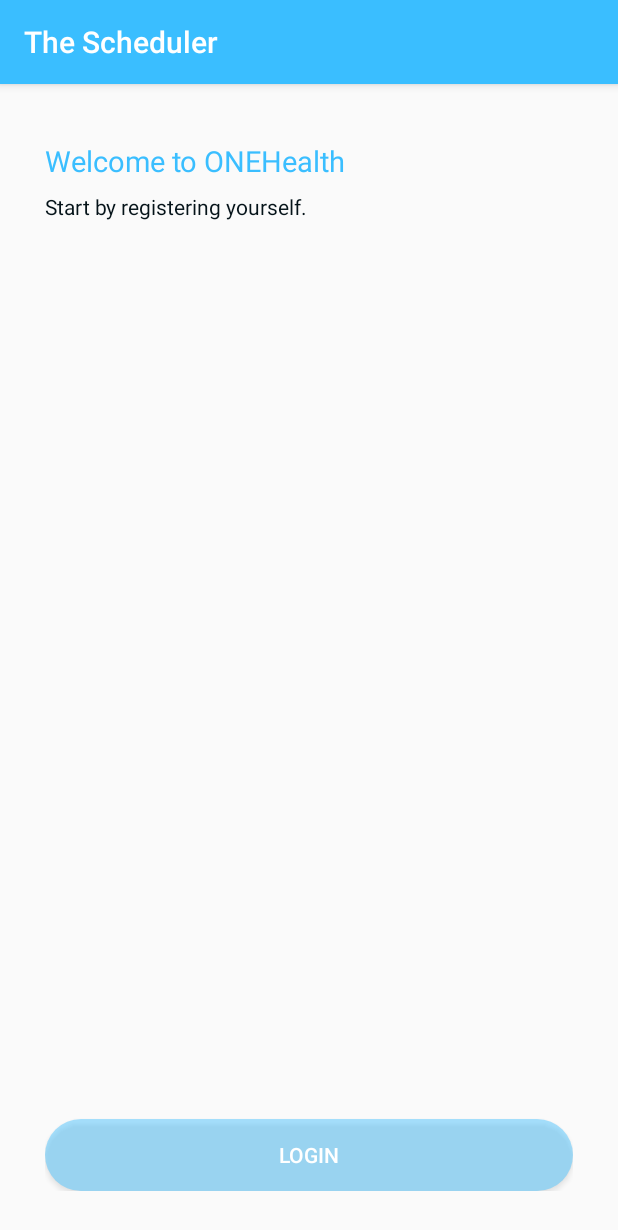
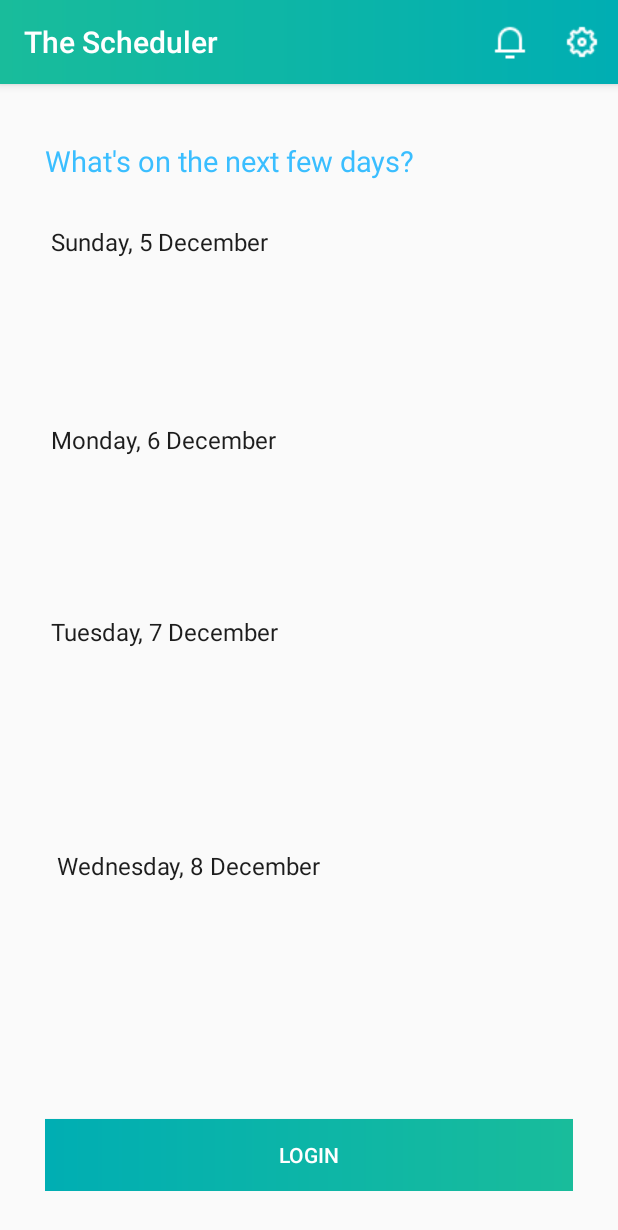
Before and after one commit to caleblipan/TheScheduler, an Android app: the screen it shows after launch (MainActivity), on a phone screen of 412 x 824 dp. Shown: the top 1230 px of the screen. Run offline under Robolectric (Android 15) with nearby library versions, the phone set to English and light mode, and no system bars.

Commit message:
Updated ActionBar with notification & settings icons

```diff
--- a/app/src/main/java/com/example/scheduler/myapplication/MainActivity.java
+++ b/app/src/main/java/com/example/scheduler/myapplication/MainActivity.java
@@ -2,35 +2,35 @@ package com.example.scheduler.myapplication;
 
 import android.content.Context;
 import android.content.Intent;
-import android.graphics.Typeface;
+import android.support.v7.app.ActionBar;
 import android.support.v7.app.AppCompatActivity;
 import android.os.Bundle;
-import android.text.SpannableString;
-import android.text.Spanned;
-import android.text.style.StyleSpan;
-import android.widget.TextView;
+import android.view.Menu;
+import android.view.MenuInflater;
 import android.view.View;
-import android.webkit.WebView;
-import android.webkit.WebViewClient;
 import android.widget.Button;
 import android.view.View.OnClickListener;
-import android.widget.AdapterView;
-import android.widget.ArrayAdapter;
-import android.widget.Spinner;
-import android.widget.Toast;
 
 public class MainActivity extends AppCompatActivity {
 	Button button;
-	TextView textView;
 
 	@Override
 	protected void onCreate(Bundle savedInstanceState) {
 		super.onCreate(savedInstanceState);
 		setContentView(R.layout.activity_main);
 
-		getSupportActionBar().setTitle("The Scheduler");
+		ActionBar actionBar = getSupportActionBar();
+		actionBar.setTitle("The Scheduler");
+		actionBar.setBackgroundDrawable(getResources().getDrawable(R.drawable.action_bar_bg));
 
 		moveToLoginForm();
+	}
+
+	@Override
+	public boolean onCreateOptionsMenu(Menu menu) {
+		MenuInflater menuInflater = getMenuInflater();
+		menuInflater.inflate(R.menu.main_activity_menu, menu);
+		return true;
 	}
 
 	public void moveToLoginForm() {
@@ -41,7 +41,7 @@ public class MainActivity extends AppCompatActivity {
 			@Override
 			public void onClick(View arg0) {
 			    Intent intent = new Intent(context, LoginForm.class);
-                            startActivity(intent);
+			    startActivity(intent);
 			}
 		});
 	}
--- a/app/src/main/res/drawable/action_bar_bg.xml
+++ b/app/src/main/res/drawable/action_bar_bg.xml
@@ -2,7 +2,6 @@
 <shape xmlns:android="http://schemas.android.com/apk/res/android">
     <gradient
         android:angle="180"
-        android:centerColor="#00AEB3"
         android:endColor="#19BC9B"
-        android:startColor="#00AEB3" />
+        android:startColor="#00AEB3"/>
 </shape>
--- a/app/src/main/res/drawable/button_rounded.xml
+++ b/app/src/main/res/drawable/button_rounded.xml
@@ -1,6 +1,8 @@
 <?xml version="1.0" encoding="utf-8" ?>
 <shape android:shape="rectangle"
 	xmlns:android="http://schemas.android.com/apk/res/android">
-	<solid android:color="#703abeff" />
-	<corners android:radius="30dp" />
+	<gradient
+		android:angle="180"
+		android:startColor="#19BC9B"
+		android:endColor="#00AEB3" />
 </shape>
--- a/app/src/main/res/layout/activity_main.xml
+++ b/app/src/main/res/layout/activity_main.xml
@@ -13,25 +13,66 @@
         	android:layout_height="wrap_content"
 		android:layout_marginTop="8dp"
 		android:layout_marginBottom="8dp"
-		android:text="Welcome to ONEHealth"
+		android:text="What's on the next few days?"
 		android:textSize="19sp"
 		android:textColor="#3abeff"
 		android:id="@+id/Title"
         	app:layout_constraintStart_toStartOf="parent"
         	app:layout_constraintTop_toTopOf="parent"
 	/>
+
 	<TextView
+		android:id="@+id/title2"
 		android:layout_width="wrap_content"
-        	android:layout_height="wrap_content"
-		android:layout_marginTop="8dp"
-		android:layout_marginBottom="8dp"
-		android:text="Start by registering yourself."
-		android:textSize="14sp"
-		android:textColor="#051319"
-		android:id="@+id/Caption"
-        	app:layout_constraintStart_toStartOf="parent"
-        	app:layout_constraintTop_toBottomOf="@id/Title"
-	/>
+		android:layout_height="wrap_content"
+		android:layout_marginStart="4dp"
+		android:layout_marginLeft="4dp"
+		android:layout_marginTop="64dp"
+		android:text="Sunday, 5 December"
+		android:textColor="#1d1d1d"
+		android:textSize="16sp"
+		app:layout_constraintStart_toStartOf="parent"
+		app:layout_constraintTop_toTopOf="parent" />
+
+	<TextView
+		android:id="@+id/title3"
+		android:layout_width="wrap_content"
+		android:layout_height="wrap_content"
+		android:layout_marginStart="4dp"
+		android:layout_marginLeft="4dp"
+		android:layout_marginTop="196dp"
+		android:text="Monday, 6 December"
+		android:textColor="#1d1d1d"
+		android:textSize="16sp"
+		app:layout_constraintStart_toStartOf="parent"
+		app:layout_constraintTop_toTopOf="parent" />
+
+	<TextView
+		android:id="@+id/title4"
+		android:layout_width="wrap_content"
+		android:layout_height="wrap_content"
+		android:layout_marginStart="4dp"
+		android:layout_marginLeft="4dp"
+		android:layout_marginTop="324dp"
+		android:text="Tuesday, 7 December"
+		android:textColor="#1d1d1d"
+		android:textSize="16sp"
+		app:layout_constraintStart_toStartOf="parent"
+		app:layout_constraintTop_toTopOf="parent" />
+
+	<TextView
+		android:id="@+id/title5"
+		android:layout_width="wrap_content"
+		android:layout_height="wrap_content"
+		android:layout_marginStart="8dp"
+		android:layout_marginLeft="8dp"
+		android:layout_marginTop="480dp"
+		android:text="Wednesday, 8 December"
+		android:textColor="#1d1d1d"
+		android:textSize="16sp"
+		app:layout_constraintStart_toStartOf="parent"
+		app:layout_constraintTop_toTopOf="parent" />
+
 	<Button
 		android:layout_width="match_parent"
 		android:layout_height="wrap_content"
--- /dev/null
+++ b/app/src/main/res/menu/main_activity_menu.xml
@@ -0,0 +1,15 @@
+<?xml version="1.0" encoding="utf-8"?>
+<menu xmlns:android="http://schemas.android.com/apk/res/android"
+    xmlns:app="http://schemas.android.com/apk/res-auto"
+    >
+    <item
+        android:id="@+id/notification"
+        android:title="settings"
+        android:icon="@drawable/notification_button"
+        app:showAsAction="always"></item>
+    <item
+        android:id="@+id/settings"
+        android:title="settings"
+        android:icon="@drawable/settings_button"
+        app:showAsAction="always"></item>
+</menu>
```
Also changed, not shown: app/src/main/res/drawable/notification_button.png (added), app/src/main/res/drawable/settings_button.png (added).
